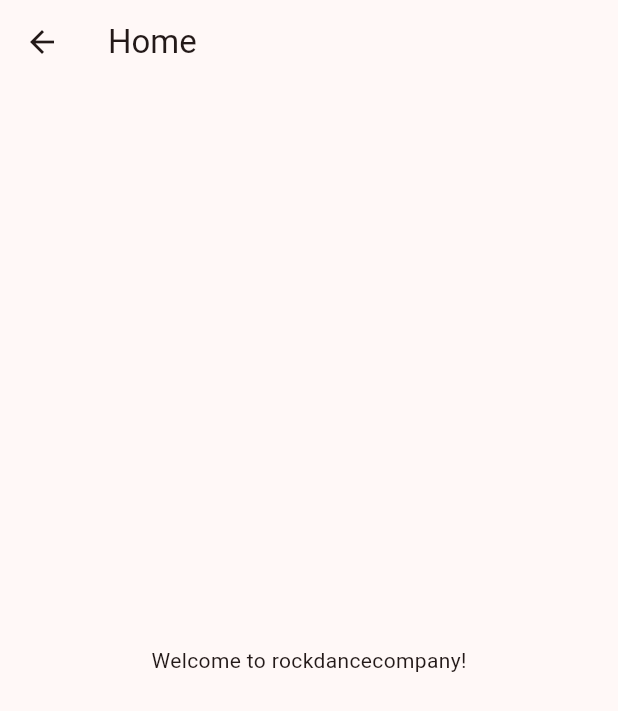
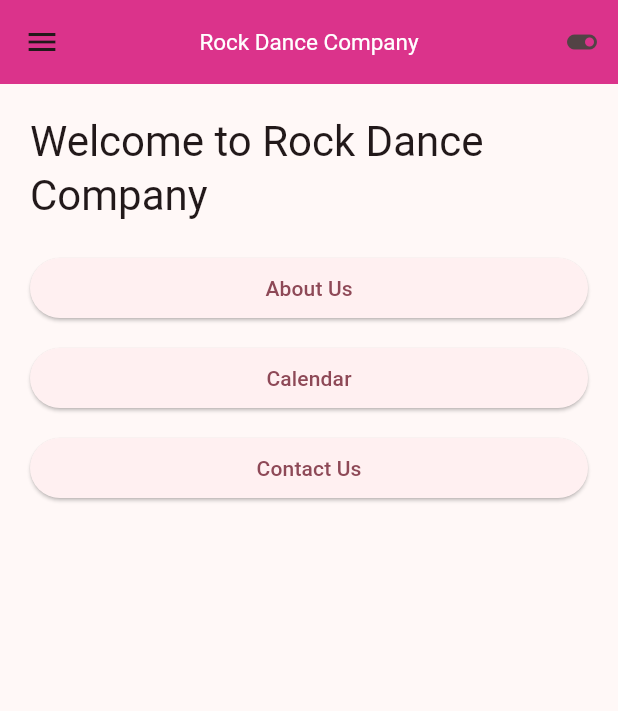
Before and after one commit to Christina3131/rockdance, a Flutter app: the HomePage screen opened directly, on a phone screen of 412 x 824 dp. Shown: the top 711 px of the screen. Run offline on Flutter 3.47's test engine with Material 3 defaults, Android fonts, the phone set to English and light mode, and no system bars.

Commit message:
Files for frontend

```diff
--- a/rockdance-frontend/rockdancecompany/lib/public/about/about_page.dart
+++ b/rockdance-frontend/rockdancecompany/lib/public/about/about_page.dart
@@ -5,7 +5,7 @@ class AboutPage extends StatelessWidget {
 
   @override
   Widget build(BuildContext context) {
-    return const Scaffold(
+    return Scaffold(
       appBar: AppBar(title: Text('About Us')),
       body: Center(child: Text('About Rock Dance Company')),
     );
--- a/rockdance-frontend/rockdancecompany/lib/public/contact/contact_page.dart
+++ b/rockdance-frontend/rockdancecompany/lib/public/contact/contact_page.dart
@@ -0,0 +1,13 @@
+import 'package:flutter/material.dart';
+
+class ContactPage extends StatelessWidget {
+  const ContactPage({super.key});
+
+  @override
+  Widget build(BuildContext context) {
+    return Scaffold(
+      appBar: AppBar(title: Text('Contact Us')),
+      body: Center(child: Text('Contact details or form')),
+    );
+  }
+}
--- a/rockdance-frontend/rockdancecompany/lib/public/home/home_page.dart
+++ b/rockdance-frontend/rockdancecompany/lib/public/home/home_page.dart
@@ -6,8 +6,46 @@ class HomePage extends StatelessWidget {
   @override
   Widget build(BuildContext context) {
     return Scaffold(
-      appBar: AppBar(title: Text('Home')),
-      body: Center(child: Text('Welcome to rockdancecompany!')),
+      appBar: AppBar(
+        leading: IconButton(
+          icon: Icon(Icons.menu),
+          onPressed: () {},
+        ), // Menu icon on the left),
+        title: Text('Rock Dance Company'),
+        centerTitle: true,
+        titleTextStyle: TextStyle(
+          fontSize: 15,
+          fontWeight: FontWeight.normal,
+          color: Colors.white,
+        ),
+        backgroundColor: Color(0xFFdb338b),
+        actions: [IconButton(icon: Icon(Icons.toggle_on), onPressed: () {})],
+        elevation: 0,
+      ),
+      body: ListView(
+        padding: const EdgeInsets.all(20),
+        children: [
+          Text(
+            'Welcome to Rock Dance Company',
+            style: Theme.of(context).textTheme.headlineMedium,
+          ),
+          const SizedBox(height: 20),
+          ElevatedButton(
+            onPressed: () => Navigator.pushNamed(context, '/about'),
+            child: const Text('About Us'),
+          ),
+          const SizedBox(height: 12),
+          ElevatedButton(
+            onPressed: () => Navigator.pushNamed(context, '/calendar'),
+            child: const Text('Calendar'),
+          ),
+          const SizedBox(height: 12),
+          ElevatedButton(
+            onPressed: () => Navigator.pushNamed(context, '/contact'),
+            child: const Text('Contact Us'),
+          ),
+        ],
+      ),
     );
   }
 }
```
Also changed, not shown: rockdance-frontend/rockdancecompany/lib/app/app_router.dart (+22 -0 lines), rockdance-frontend/rockdancecompany/lib/main.dart (+11 -189 lines), rockdance-frontend/rockdancecompany/lib/public/calendar/calendar_page.dart (+13 -0 lines), 1 other file.
